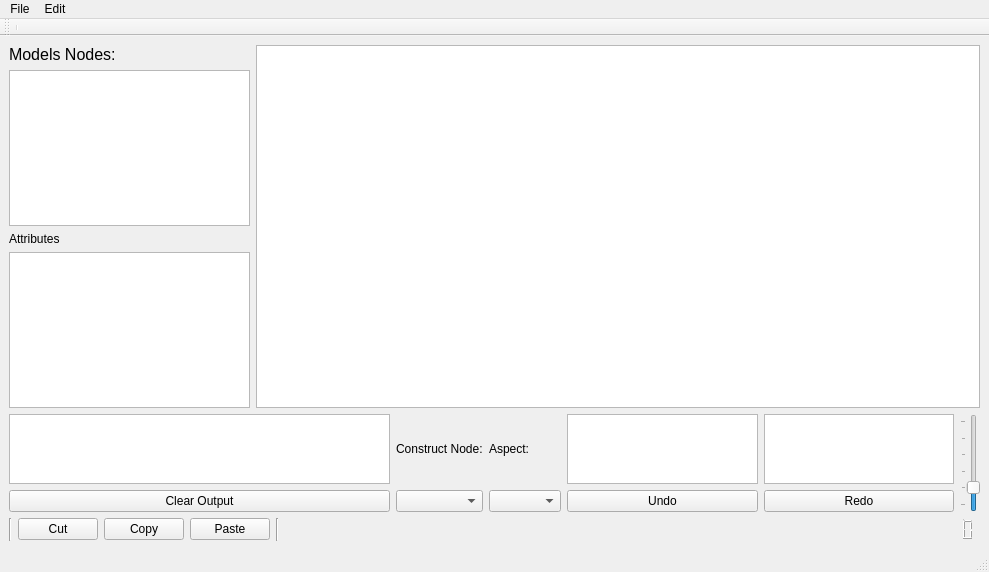
cdit-ma/SEM, file mainwindow.ui: the form before one commit.
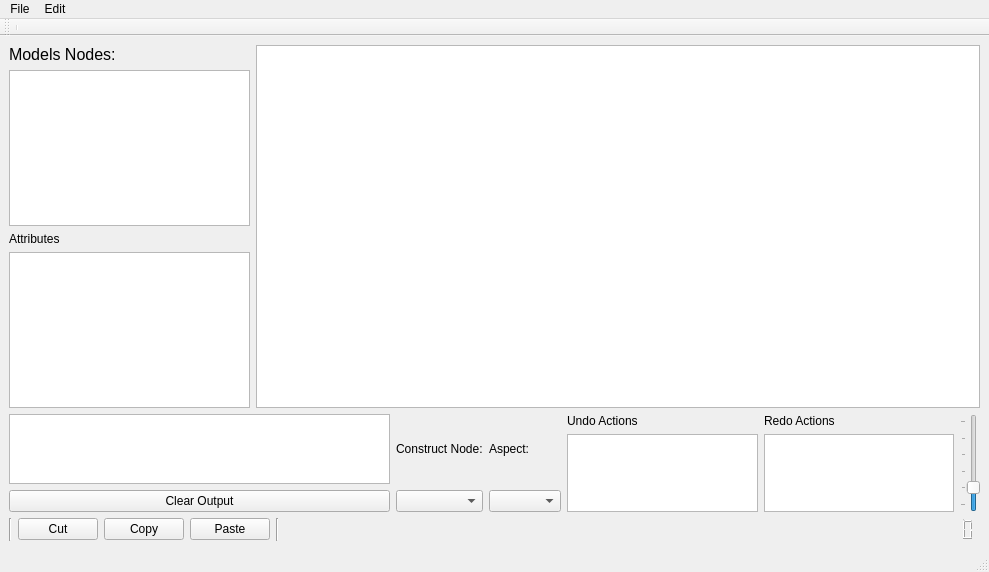
The form after the commit. Custom widgets are drawn as their Qt base class.

Patch:
```diff
--- a/mainwindow.ui
+++ b/mainwindow.ui
@@ -112,30 +112,30 @@
         </item>
         <item>
          <layout class="QVBoxLayout" name="verticalLayout_4">
+          <item>
+           <widget class="QLabel" name="label">
+            <property name="text">
+             <string>Undo Actions</string>
+            </property>
+           </widget>
+          </item>
           <item>
            <widget class="QListView" name="UndoListView"/>
           </item>
-          <item>
-           <widget class="QPushButton" name="pushButton_6">
-            <property name="text">
-             <string>Undo</string>
-            </property>
-           </widget>
-          </item>
          </layout>
         </item>
         <item>
          <layout class="QVBoxLayout" name="verticalLayout_6">
+          <item>
+           <widget class="QLabel" name="label_6">
+            <property name="text">
+             <string>Redo Actions</string>
+            </property>
+           </widget>
+          </item>
           <item>
            <widget class="QListView" name="RedoListView"/>
           </item>
-          <item>
-           <widget class="QPushButton" name="pushButton_7">
-            <property name="text">
-             <string>Redo</string>
-            </property>
-           </widget>
-          </item>
          </layout>
         </item>
         <item>
```
Left out of the diff: 6 changed lines with no effect on the pictures.
